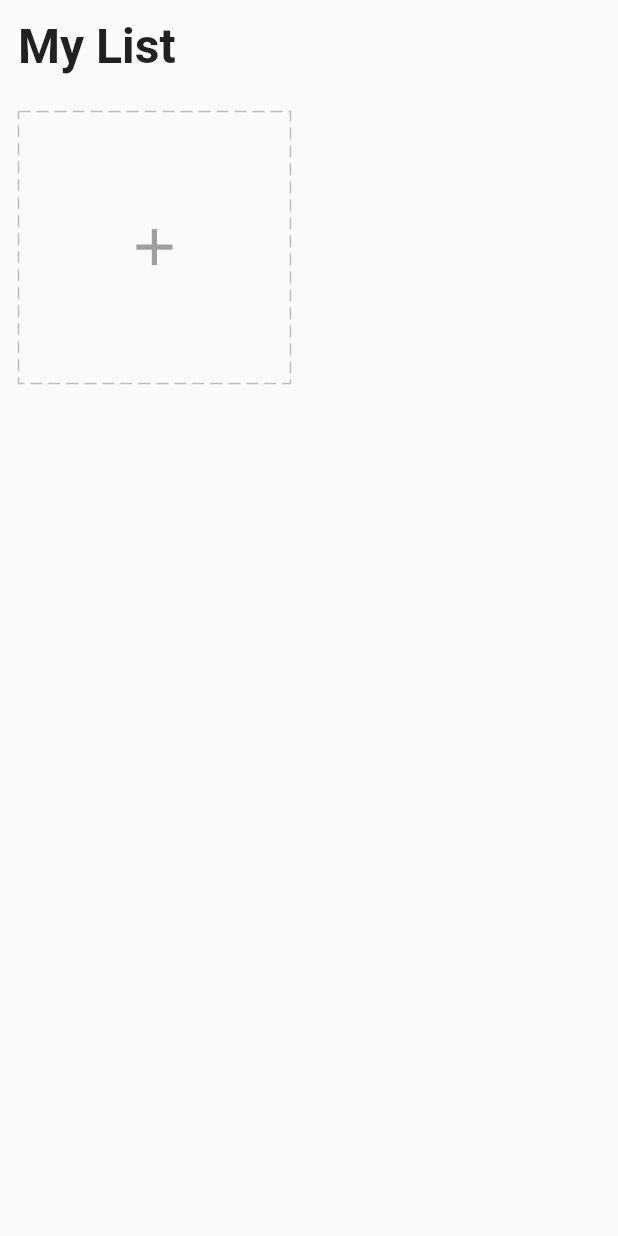
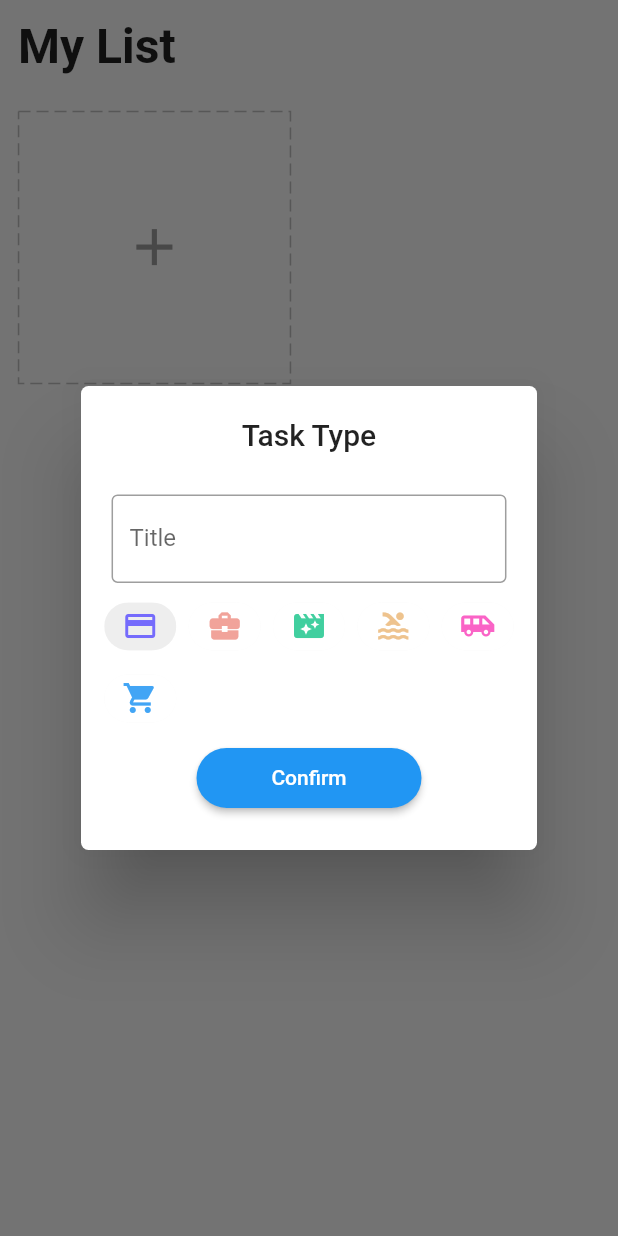
Before and after one commit to ArpitSahu01/Todo-App, a Flutter app: the screen it shows after launch, after a tap on the "add" icon, on a phone screen of 412 x 824 dp. Run offline on Flutter 3.47's test engine with Material 2 defaults, Android fonts, the phone set to English and light mode, and no system bars; drawn by our look-alikes of dotted_border; our stand-ins replace equatable, flutter_easyloading, get, get_storage.

Commit message:
done with add_card.dart

```diff
--- a/lib/app/modules/home/controller.dart
+++ b/lib/app/modules/home/controller.dart
@@ -1,4 +1,5 @@
 
+import 'package:flutter/cupertino.dart';
 import 'package:get/get.dart';
 import 'package:to_do_list/app/data/services/storage/repository.dart';
 
@@ -7,6 +8,9 @@ import '../../data/models/task.dart';
 class HomeController extends GetxController{
   TaskRepository taskRepository;
   HomeController({required this.taskRepository});
+  final formKey = GlobalKey<FormState>();
+  final editCtrl = TextEditingController();
+  final chipIndex = 0.obs;
 
   final tasks = <Task>[].obs;
 
@@ -22,4 +26,16 @@ class HomeController extends GetxController{
     super.onClose();
 
   }
+
+  void changeChipIndex(int value){
+    chipIndex.value = value;
+  }
+
+  bool addTask(Task task){
+    if(tasks.contains(task)){
+      return false;
+    }
+    tasks.add(task);
+    return true;
+  }
 }
--- a/lib/app/modules/home/view.dart
+++ b/lib/app/modules/home/view.dart
@@ -1,7 +1,7 @@
 import 'package:flutter/material.dart';
 import 'package:get/get.dart';
 import 'package:to_do_list/app/modules/home/controller.dart';
-import 'package:to_do_list/app/modules/home/widgets/add_cart.dart';
+import 'package:to_do_list/app/modules/home/widgets/add_card.dart';
 
 class HomePage extends GetView<HomeController> {
   const HomePage({Key? key}) : super(key: key);
--- /dev/null
+++ b/lib/app/modules/home/widgets/add_card.dart
@@ -0,0 +1,117 @@
+import 'package:dotted_border/dotted_border.dart';
+import 'package:flutter/material.dart';
+import 'package:flutter_easyloading/flutter_easyloading.dart';
+import 'package:get/get.dart';
+import 'package:to_do_list/app/modules/home/controller.dart';
+import 'package:to_do_list/app/core/utils/extensions.dart';
+
+import 'package:to_do_list/app/widgets/icons.dart';
+
+import '../../../data/models/task.dart';
+
+
+class AddCard extends StatelessWidget {
+  final homeCtrl = Get.find<HomeController>();
+   AddCard({Key? key}) : super(key: key);
+
+  @override
+  Widget build(BuildContext context) {
+    final icons = getIcons();
+    var squareWidth = Get.width -12.0.wp;
+    return Container(
+      width: squareWidth / 2,
+      height: squareWidth / 2,
+      margin: EdgeInsets.all(3.0.wp),
+      child: InkWell(
+        onTap: () async{
+        await Get.defaultDialog(
+          titlePadding: EdgeInsets.symmetric(vertical: 5.0.wp),
+          radius: 5,
+          title: 'Task Type',
+          content: Form(
+            key: homeCtrl.formKey,
+            child: Column(
+              children: [
+                Padding(
+                  padding: EdgeInsets.symmetric(horizontal: 3.0.wp),
+                  child: TextFormField(
+                    controller: homeCtrl.editCtrl,
+                    decoration: const InputDecoration(
+                      border: OutlineInputBorder(),
+                      labelText: 'Title',
+                    ),
+                    validator: (value){
+                      if(value == null || value.trim().isEmpty){
+                        return 'Please enter your task title';
+                      }
+                      return null;
+                    },
+                  ),
+                ),
+
+                Padding(
+                  padding: const EdgeInsets.symmetric(vertical: 5),
+                  child: Wrap(
+                    spacing: 2.0.wp,
+                    children: icons.map((e) => Obx(() {
+                      final index = icons.indexOf(e);
+                      return ChoiceChip(
+                        selectedColor: Colors.grey[200],
+                        pressElevation: 0,
+                        backgroundColor: Colors.white,
+                        label: e,
+                        selected: homeCtrl.chipIndex.value == index,
+                        onSelected: (bool selected ){
+                        homeCtrl.chipIndex.value = selected? index:0;
+                        },
+                      );
+                    })
+                    ).toList(),
+                  ),
+                ),
+
+                ElevatedButton(
+                    style: ElevatedButton.styleFrom(
+                      shape: RoundedRectangleBorder(
+                        borderRadius: BorderRadius.circular(20),
+                      ),
+                      minimumSize: const Size(150, 40),
+                    ),
+                    onPressed: (){
+                      if(homeCtrl.formKey.currentState!.validate()){
+                        int icon = icons[homeCtrl.chipIndex.value].icon!.codePoint;
+                       //print(icons[homeCtrl.chipIndex.value].color);
+                        String color = icons[homeCtrl.chipIndex.value].color!.toHex();
+                        var task = Task(
+                            title: homeCtrl.editCtrl.text,
+                            icon: icon,
+                            color: color,
+                        );
+                        Get.back();
+                        homeCtrl.addTask(task) ? EasyLoading.showSuccess('Create Success'):EasyLoading.showError('Duplicate Task');
+                      }
+                    },
+                    child: Text("Confirm"),
+                ),
+              ],
+            ),
+          ),
+        );
+        homeCtrl.editCtrl.clear();
+        homeCtrl.changeChipIndex(0);
+        },
+        child: DottedBorder(
+          color: Colors.grey[400]!,
+          dashPattern: const [8,4],
+          child: Center(
+            child: Icon(
+              Icons.add,
+              size: 10.0.wp,
+              color: Colors.grey,
+            ),
+          ),
+        ),
+      ),
+    );
+  }
+}
--- a/lib/app/modules/home/widgets/add_cart.dart
+++ /dev/null
@@ -1,38 +0,0 @@
-import 'package:dotted_border/dotted_border.dart';
-import 'package:flutter/material.dart';
-import 'package:get/get.dart';
-import 'package:to_do_list/app/modules/home/controller.dart';
-import 'package:to_do_list/app/core/utils/extensions.dart';
-
-import 'package:to_do_list/app/widgets/icons.dart';
-
-
-class AddCard extends StatelessWidget {
-  final homeCtrl = Get.find<HomeController>();
-   AddCard({Key? key}) : super(key: key);
-
-  @override
-  Widget build(BuildContext context) {
-    final icons = getIcons();
-    var squareWidth = Get.width -12.0.wp;
-    return Container(
-      width: squareWidth / 2,
-      height: squareWidth / 2,
-      margin: EdgeInsets.all(3.0.wp),
-      child: InkWell(
-        onTap: (){},
-        child: DottedBorder(
-          color: Colors.grey[400]!,
-          dashPattern: const [8,4],
-          child: Center(
-            child: Icon(
-              Icons.add,
-              size: 10.0.wp,
-              color: Colors.grey,
-            ),
-          ),
-        ),
-      ),
-    );
-  }
-}
```
Also changed, not shown: lib/app/core/utils/extensions.dart (+17 -6 lines).
